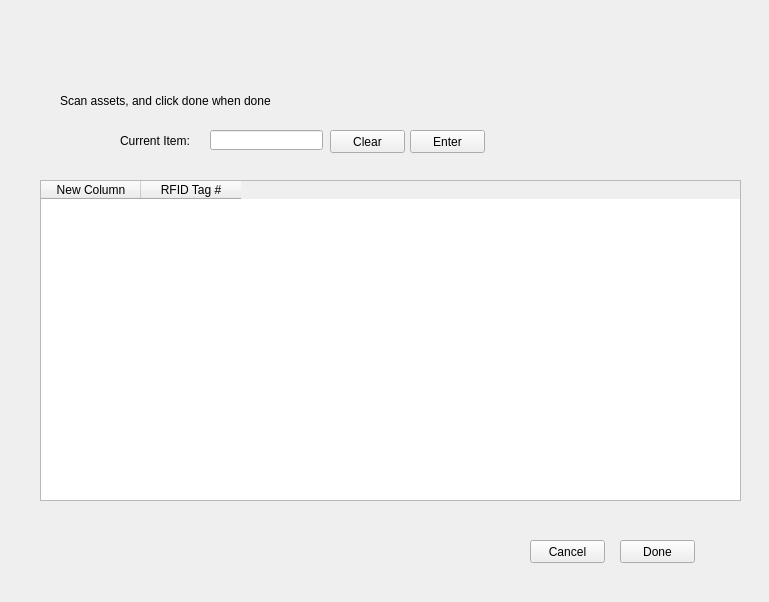
Old version of the form ui/Etek_check_in_window.ui in the repository Capstone-RFID/Code.
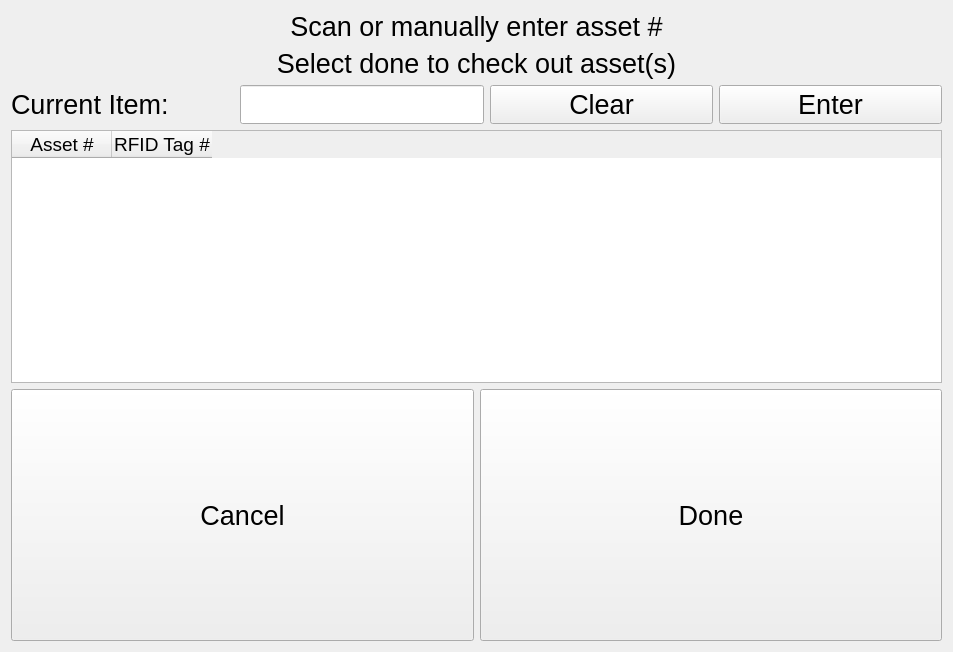
New version of the form.

Commit message:
Added Layouts to main window and check_in window for scaling across different screen sizes
Added Layouts to main window and check_in window for scaling across different screen sizes

Patch:
```diff
--- a/ui/Etek_check_in_window.ui
+++ b/ui/Etek_check_in_window.ui
@@ -6,121 +6,191 @@
    <rect>
     <x>0</x>
     <y>0</y>
-    <width>769</width>
-    <height>602</height>
+    <width>953</width>
+    <height>652</height>
    </rect>
   </property>
   <property name="windowTitle">
    <string>Form</string>
   </property>
-  <widget class="QPushButton" name="pushButton">
-   <property name="geometry">
-    <rect>
-     <x>620</x>
-     <y>540</y>
-     <width>75</width>
-     <height>23</height>
-    </rect>
-   </property>
-   <property name="text">
-    <string>Done</string>
-   </property>
-  </widget>
-  <widget class="QPushButton" name="pushButton_2">
-   <property name="geometry">
-    <rect>
-     <x>530</x>
-     <y>540</y>
-     <width>75</width>
-     <height>23</height>
-    </rect>
-   </property>
-   <property name="text">
-    <string>Cancel</string>
-   </property>
-  </widget>
+  <layout class="QVBoxLayout" name="verticalLayout_3">
+   <item>
+    <layout class="QVBoxLayout" name="verticalLayout_2">
+     <item>
   <widget class="QLabel" name="label">
-   <property name="geometry">
-    <rect>
-     <x>60</x>
-     <y>80</y>
-     <width>701</width>
-     <height>41</height>
-    </rect>
+       <property name="font">
+        <font>
+         <pointsize>20</pointsize>
+        </font>
    </property>
    <property name="text">
-    <string>Scan assets, and click done when done</string>
-   </property>
-  </widget>
-  <widget class="QLineEdit" name="lineEdit">
-   <property name="geometry">
-    <rect>
-     <x>210</x>
-     <y>130</y>
-     <width>113</width>
-     <height>20</height>
-    </rect>
-   </property>
-  </widget>
+        <string>Scan or manually enter asset #</string>
+       </property>
+       <property name="alignment">
+        <set>Qt::AlignCenter</set>
+       </property>
+      </widget>
+     </item>
+     <item>
+      <widget class="QLabel" name="label_3">
+       <property name="font">
+        <font>
+         <pointsize>20</pointsize>
+        </font>
+       </property>
+       <property name="text">
+        <string>Select done to check out asset(s)</string>
+       </property>
+       <property name="alignment">
+        <set>Qt::AlignCenter</set>
+       </property>
+      </widget>
+     </item>
+    </layout>
+   </item>
+   <item>
+    <layout class="QHBoxLayout" name="horizontalLayout_2">
+     <item>
   <widget class="QLabel" name="label_2">
-   <property name="geometry">
-    <rect>
-     <x>120</x>
-     <y>130</y>
-     <width>131</width>
-     <height>21</height>
-    </rect>
+       <property name="font">
+        <font>
+         <pointsize>20</pointsize>
+        </font>
    </property>
    <property name="text">
     <string>Current Item:</string>
    </property>
   </widget>
-  <widget class="QPushButton" name="pushButton_3">
-   <property name="geometry">
-    <rect>
-     <x>410</x>
-     <y>130</y>
-     <width>75</width>
-     <height>23</height>
-    </rect>
-   </property>
-   <property name="text">
-    <string>Enter</string>
-   </property>
-  </widget>
+     </item>
+     <item>
+      <widget class="QLineEdit" name="lineEdit">
+       <property name="sizePolicy">
+        <sizepolicy hsizetype="Preferred" vsizetype="Fixed">
+         <horstretch>0</horstretch>
+         <verstretch>0</verstretch>
+        </sizepolicy>
+       </property>
+       <property name="font">
+        <font>
+         <pointsize>20</pointsize>
+        </font>
+       </property>
+      </widget>
+     </item>
+     <item>
   <widget class="QPushButton" name="pushButton_4">
-   <property name="geometry">
-    <rect>
-     <x>330</x>
-     <y>130</y>
-     <width>75</width>
-     <height>23</height>
-    </rect>
+       <property name="sizePolicy">
+        <sizepolicy hsizetype="Minimum" vsizetype="Preferred">
+         <horstretch>0</horstretch>
+         <verstretch>0</verstretch>
+        </sizepolicy>
+       </property>
+       <property name="font">
+        <font>
+         <pointsize>20</pointsize>
+        </font>
    </property>
    <property name="text">
     <string>Clear</string>
    </property>
   </widget>
+     </item>
+     <item>
+      <widget class="QPushButton" name="pushButton_3">
+       <property name="font">
+        <font>
+         <pointsize>20</pointsize>
+        </font>
+       </property>
+       <property name="text">
+        <string>Enter</string>
+       </property>
+      </widget>
+     </item>
+    </layout>
+   </item>
+   <item>
+    <layout class="QVBoxLayout" name="verticalLayout">
+     <item>
   <widget class="QTableWidget" name="tableWidget">
-   <property name="geometry">
-    <rect>
-     <x>40</x>
-     <y>180</y>
-     <width>701</width>
-     <height>321</height>
-    </rect>
+       <property name="sizePolicy">
+        <sizepolicy hsizetype="Expanding" vsizetype="Expanding">
+         <horstretch>0</horstretch>
+         <verstretch>0</verstretch>
+        </sizepolicy>
+       </property>
+       <property name="font">
+        <font>
+         <pointsize>14</pointsize>
+        </font>
    </property>
    <column>
     <property name="text">
-     <string>New Column</string>
+         <string>Asset #</string>
+        </property>
+        <property name="textAlignment">
+         <set>AlignCenter</set>
     </property>
    </column>
    <column>
     <property name="text">
      <string>RFID Tag #</string>
     </property>
-   </column>
-  </widget>
+        <property name="textAlignment">
+         <set>AlignHCenter|AlignTop</set>
+        </property>
+       </column>
+      </widget>
+     </item>
+     <item>
+      <layout class="QHBoxLayout" name="horizontalLayout">
+       <item>
+        <widget class="QPushButton" name="pushButton_2">
+         <property name="sizePolicy">
+          <sizepolicy hsizetype="Minimum" vsizetype="Expanding">
+           <horstretch>0</horstretch>
+           <verstretch>0</verstretch>
+          </sizepolicy>
+         </property>
+         <property name="font">
+          <font>
+           <pointsize>20</pointsize>
+          </font>
+         </property>
+         <property name="text">
+          <string>Cancel</string>
+         </property>
+        </widget>
+       </item>
+       <item>
+        <widget class="QPushButton" name="pushButton">
+         <property name="sizePolicy">
+          <sizepolicy hsizetype="Minimum" vsizetype="Expanding">
+           <horstretch>0</horstretch>
+           <verstretch>0</verstretch>
+          </sizepolicy>
+         </property>
+         <property name="baseSize">
+          <size>
+           <width>16</width>
+           <height>16</height>
+          </size>
+         </property>
+         <property name="font">
+          <font>
+           <pointsize>20</pointsize>
+          </font>
+         </property>
+         <property name="text">
+          <string>Done</string>
+         </property>
+        </widget>
+       </item>
+      </layout>
+     </item>
+    </layout>
+   </item>
+  </layout>
  </widget>
  <resources/>
  <connections/>
```
Lines whose indentation alone changed are shown as unchanged. The commit also changes 4 other files.
